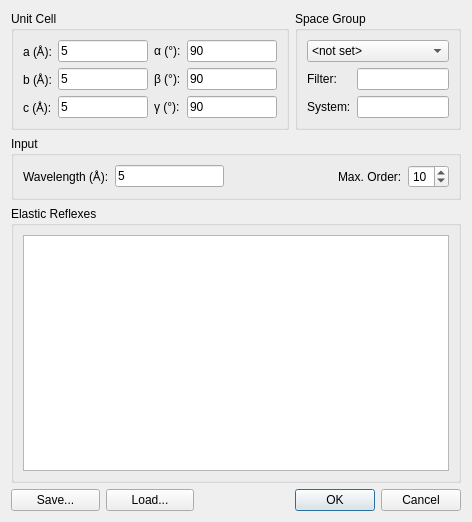
First picture: the form in ui/powder.ui, repository tweber-ill/frm_mirror-takin1, before the edit.
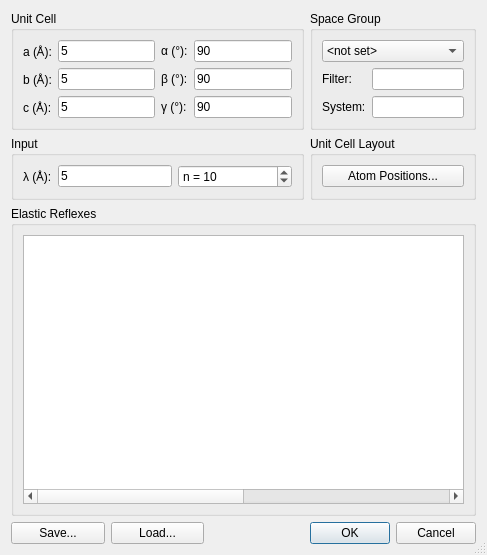
Second picture: the form after the edit.

Commit message: added structure factors to powder dialog

The edit to the form file:
```diff
--- a/ui/powder.ui
+++ b/ui/powder.ui
@@ -6,14 +6,27 @@
    <rect>
     <x>0</x>
     <y>0</y>
-    <width>472</width>
-    <height>522</height>
+    <width>487</width>
+    <height>555</height>
    </rect>
   </property>
   <property name="windowTitle">
    <string>Powder Lines</string>
   </property>
+  <property name="sizeGripEnabled">
+   <bool>true</bool>
+  </property>
   <layout class="QGridLayout" name="gridLayout_4">
+   <item row="3" column="3">
+    <widget class="QDialogButtonBox" name="buttonBox">
+     <property name="orientation">
+      <enum>Qt::Horizontal</enum>
+     </property>
+     <property name="standardButtons">
+      <set>QDialogButtonBox::Cancel|QDialogButtonBox::Ok</set>
+     </property>
+    </widget>
+   </item>
    <item row="0" column="0" colspan="3">
     <widget class="QGroupBox" name="groupBox">
      <property name="sizePolicy">
@@ -116,7 +129,7 @@
    <item row="0" column="3">
     <widget class="QGroupBox" name="groupBox_2">
      <property name="sizePolicy">
-      <sizepolicy hsizetype="Expanding" vsizetype="Preferred">
+      <sizepolicy hsizetype="Preferred" vsizetype="Preferred">
        <horstretch>1</horstretch>
        <verstretch>0</verstretch>
       </sizepolicy>
@@ -186,59 +199,6 @@
      </layout>
     </widget>
    </item>
-   <item row="1" column="0" colspan="4">
-    <widget class="QGroupBox" name="groupBox_4">
-     <property name="title">
-      <string>Input</string>
-     </property>
-     <layout class="QGridLayout" name="gridLayout_3">
-      <item row="0" column="1">
-       <widget class="QLineEdit" name="editLam">
-        <property name="text">
-         <string>5</string>
-        </property>
-       </widget>
-      </item>
-      <item row="0" column="0">
-       <widget class="QLabel" name="label">
-        <property name="text">
-         <string>Wavelength (Å):</string>
-        </property>
-       </widget>
-      </item>
-      <item row="0" column="4">
-       <widget class="QSpinBox" name="spinOrder">
-        <property name="minimum">
-         <number>1</number>
-        </property>
-        <property name="value">
-         <number>10</number>
-        </property>
-       </widget>
-      </item>
-      <item row="0" column="3">
-       <widget class="QLabel" name="label_2">
-        <property name="text">
-         <string>Max. Order:</string>
-        </property>
-       </widget>
-      </item>
-      <item row="0" column="2">
-       <spacer name="horizontalSpacer">
-        <property name="orientation">
-         <enum>Qt::Horizontal</enum>
-        </property>
-        <property name="sizeHint" stdset="0">
-         <size>
-          <width>40</width>
-          <height>20</height>
-         </size>
-        </property>
-       </spacer>
-      </item>
-     </layout>
-    </widget>
-   </item>
    <item row="2" column="0" colspan="4">
     <widget class="QGroupBox" name="groupBox_3">
      <property name="sizePolicy">
@@ -282,6 +242,26 @@
           <string>Mult.</string>
          </property>
         </column>
+        <column>
+         <property name="text">
+          <string>|F_n|</string>
+         </property>
+        </column>
+        <column>
+         <property name="text">
+          <string>I_n</string>
+         </property>
+        </column>
+        <column>
+         <property name="text">
+          <string>|F_xray|</string>
+         </property>
+        </column>
+        <column>
+         <property name="text">
+          <string>I_xray</string>
+         </property>
+        </column>
        </widget>
       </item>
      </layout>
@@ -314,14 +294,74 @@
      </property>
     </spacer>
    </item>
-   <item row="3" column="3">
-    <widget class="QDialogButtonBox" name="buttonBox">
-     <property name="orientation">
-      <enum>Qt::Horizontal</enum>
+   <item row="1" column="0" colspan="3">
+    <widget class="QGroupBox" name="groupBox_4">
+     <property name="sizePolicy">
+      <sizepolicy hsizetype="Preferred" vsizetype="Preferred">
+       <horstretch>2</horstretch>
+       <verstretch>0</verstretch>
+      </sizepolicy>
      </property>
-     <property name="standardButtons">
-      <set>QDialogButtonBox::Cancel|QDialogButtonBox::Ok</set>
+     <property name="title">
+      <string>Input</string>
      </property>
+     <layout class="QGridLayout" name="gridLayout_3">
+      <item row="0" column="1">
+       <widget class="QLineEdit" name="editLam">
+        <property name="text">
+         <string>5</string>
+        </property>
+       </widget>
+      </item>
+      <item row="0" column="0">
+       <widget class="QLabel" name="label">
+        <property name="text">
+         <string>λ (Å):</string>
+        </property>
+       </widget>
+      </item>
+      <item row="0" column="4">
+       <widget class="QSpinBox" name="spinOrder">
+        <property name="sizePolicy">
+         <sizepolicy hsizetype="Expanding" vsizetype="Fixed">
+          <horstretch>0</horstretch>
+          <verstretch>0</verstretch>
+         </sizepolicy>
+        </property>
+        <property name="prefix">
+         <string>n = </string>
+        </property>
+        <property name="minimum">
+         <number>1</number>
+        </property>
+        <property name="value">
+         <number>10</number>
+        </property>
+       </widget>
+      </item>
+     </layout>
+    </widget>
+   </item>
+   <item row="1" column="3">
+    <widget class="QGroupBox" name="groupBox_5">
+     <property name="sizePolicy">
+      <sizepolicy hsizetype="Preferred" vsizetype="Preferred">
+       <horstretch>1</horstretch>
+       <verstretch>0</verstretch>
+      </sizepolicy>
+     </property>
+     <property name="title">
+      <string>Unit Cell Layout</string>
+     </property>
+     <layout class="QGridLayout" name="gridLayout_5">
+      <item row="0" column="0">
+       <widget class="QPushButton" name="btnAtoms">
+        <property name="text">
+         <string>Atom Positions...</string>
+        </property>
+       </widget>
+      </item>
+     </layout>
     </widget>
    </item>
   </layout>
```
Left out of the diff: 3 changed lines with no effect on the pictures. The commit also changes 6 other files.
